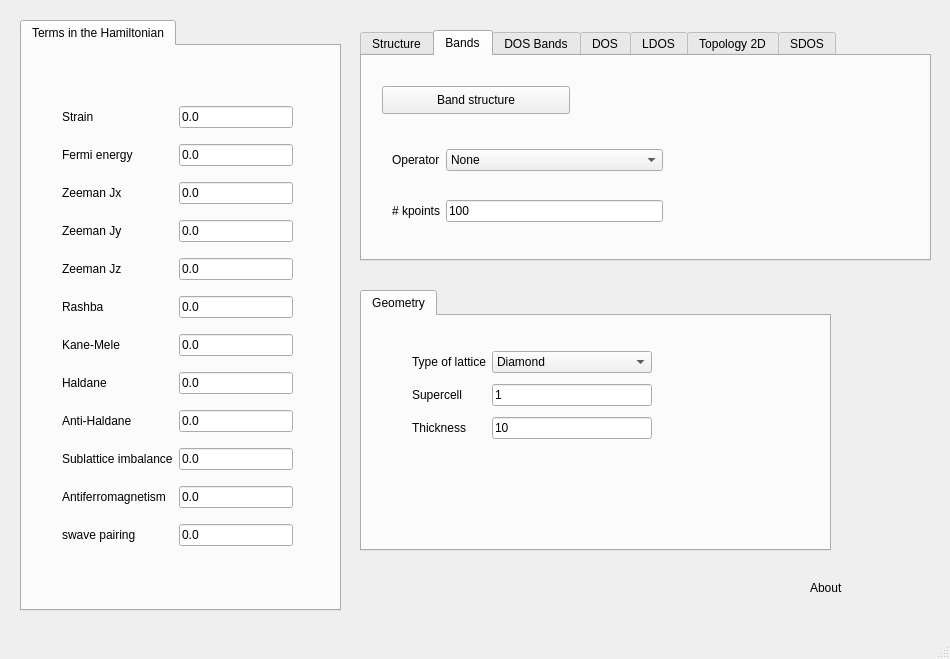
Above: development/interface-pyqt/2dslab/interface.ui from joselado/quantum-honeycomp before the change. Below: the same form after it.
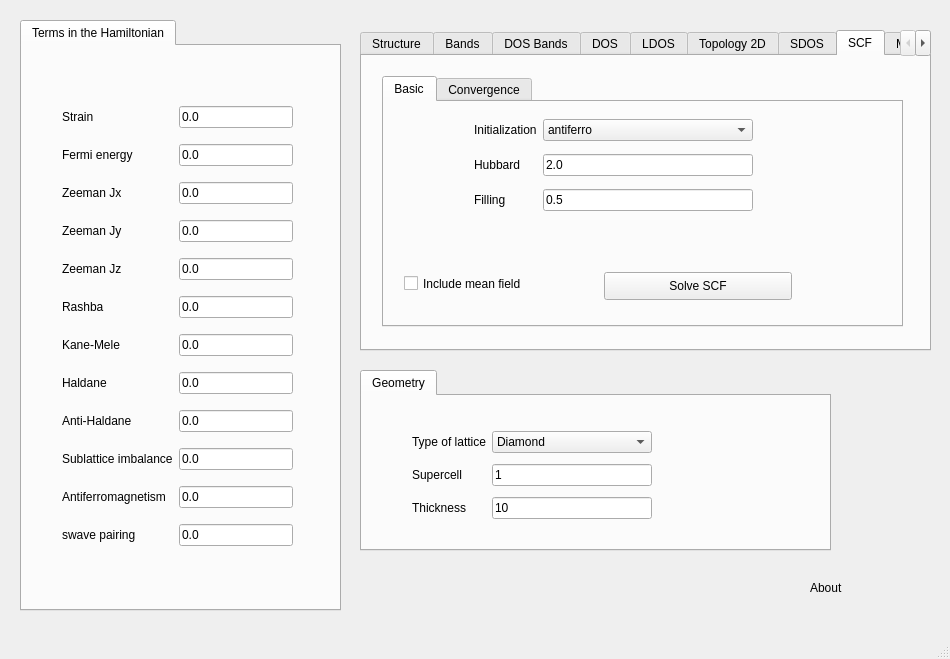
That is the form after the change. The open tabs and pages were chosen to show the change.

```diff
--- a/development/interface-pyqt/2dslab/interface.ui
+++ b/development/interface-pyqt/2dslab/interface.ui
@@ -18,9 +18,9 @@
     <property name="geometry">
      <rect>
       <x>360</x>
-      <y>290</y>
+      <y>370</y>
       <width>471</width>
-      <height>261</height>
+      <height>181</height>
      </rect>
     </property>
     <property name="currentIndex">
@@ -314,7 +314,7 @@
       <x>360</x>
       <y>30</y>
       <width>571</width>
-      <height>231</height>
+      <height>321</height>
      </rect>
     </property>
     <property name="currentIndex">
@@ -835,6 +835,198 @@
       </property>
      </widget>
     </widget>
+    <widget class="QWidget" name="tab_8">
+     <attribute name="title">
+      <string>SCF</string>
+     </attribute>
+     <widget class="QTabWidget" name="tabWidget_4">
+      <property name="geometry">
+       <rect>
+        <x>20</x>
+        <y>20</y>
+        <width>521</width>
+        <height>251</height>
+       </rect>
+      </property>
+      <property name="currentIndex">
+       <number>0</number>
+      </property>
+      <widget class="QWidget" name="tab_12">
+       <attribute name="title">
+        <string>Basic</string>
+       </attribute>
+       <widget class="QWidget" name="gridLayoutWidget_10">
+        <property name="geometry">
+         <rect>
+          <x>90</x>
+          <y>10</y>
+          <width>279</width>
+          <height>109</height>
+         </rect>
+        </property>
+        <layout class="QGridLayout" name="gridLayout_10">
+         <item row="0" column="1">
+          <widget class="QComboBox" name="scf_initialization">
+           <item>
+            <property name="text">
+             <string>antiferro</string>
+            </property>
+           </item>
+           <item>
+            <property name="text">
+             <string>ferro</string>
+            </property>
+           </item>
+           <item>
+            <property name="text">
+             <string>random</string>
+            </property>
+           </item>
+          </widget>
+         </item>
+         <item row="0" column="0">
+          <widget class="QLabel" name="label_22">
+           <property name="text">
+            <string>Initialization</string>
+           </property>
+          </widget>
+         </item>
+         <item row="1" column="0">
+          <widget class="QLabel" name="label_23">
+           <property name="text">
+            <string>Hubbard</string>
+           </property>
+          </widget>
+         </item>
+         <item row="1" column="1">
+          <widget class="QLineEdit" name="hubbard">
+           <property name="text">
+            <string>2.0</string>
+           </property>
+          </widget>
+         </item>
+         <item row="2" column="0">
+          <widget class="QLabel" name="label_34">
+           <property name="text">
+            <string>Filling</string>
+           </property>
+          </widget>
+         </item>
+         <item row="2" column="1">
+          <widget class="QLineEdit" name="filling_scf">
+           <property name="text">
+            <string>0.5</string>
+           </property>
+          </widget>
+         </item>
+        </layout>
+       </widget>
+       <widget class="QCheckBox" name="do_scf">
+        <property name="geometry">
+         <rect>
+          <x>20</x>
+          <y>170</y>
+          <width>179</width>
+          <height>23</height>
+         </rect>
+        </property>
+        <property name="text">
+         <string>Include mean field</string>
+        </property>
+       </widget>
+       <widget class="QPushButton" name="solve_scf">
+        <property name="geometry">
+         <rect>
+          <x>220</x>
+          <y>170</y>
+          <width>188</width>
+          <height>28</height>
+         </rect>
+        </property>
+        <property name="text">
+         <string>Solve SCF</string>
+        </property>
+       </widget>
+      </widget>
+      <widget class="QWidget" name="tab_11">
+       <attribute name="title">
+        <string>Convergence</string>
+       </attribute>
+       <widget class="QWidget" name="gridLayoutWidget_12">
+        <property name="geometry">
+         <rect>
+          <x>30</x>
+          <y>30</y>
+          <width>215</width>
+          <height>161</height>
+         </rect>
+        </property>
+        <layout class="QGridLayout" name="gridLayout_12">
+         <item row="0" column="0">
+          <widget class="QLabel" name="label_32">
+           <property name="text">
+            <string>Mixing</string>
+           </property>
+          </widget>
+         </item>
+         <item row="1" column="0">
+          <widget class="QLabel" name="label_14">
+           <property name="text">
+            <string># of kpoints</string>
+           </property>
+          </widget>
+         </item>
+         <item row="1" column="1">
+          <widget class="QLineEdit" name="nk_scf">
+           <property name="text">
+            <string>10</string>
+           </property>
+          </widget>
+         </item>
+         <item row="0" column="1">
+          <widget class="QLineEdit" name="mix_scf">
+           <property name="text">
+            <string>0.9</string>
+           </property>
+          </widget>
+         </item>
+         <item row="2" column="0">
+          <widget class="QLabel" name="label_33">
+           <property name="text">
+            <string>Smearing</string>
+           </property>
+          </widget>
+         </item>
+         <item row="2" column="1">
+          <widget class="QLineEdit" name="smearing_scf">
+           <property name="text">
+            <string>0.01</string>
+           </property>
+          </widget>
+         </item>
+        </layout>
+       </widget>
+      </widget>
+     </widget>
+    </widget>
+    <widget class="QWidget" name="tab_13">
+     <attribute name="title">
+      <string>Magnetism</string>
+     </attribute>
+     <widget class="QPushButton" name="show_magnetism">
+      <property name="geometry">
+       <rect>
+        <x>190</x>
+        <y>120</y>
+        <width>191</width>
+        <height>27</height>
+       </rect>
+      </property>
+      <property name="text">
+       <string>Show magnetism</string>
+      </property>
+     </widget>
+    </widget>
    </widget>
    <widget class="QLabel" name="label_46">
     <property name="geometry">
```
Left out of the diff: 4 changed lines with no effect on the pictures.
